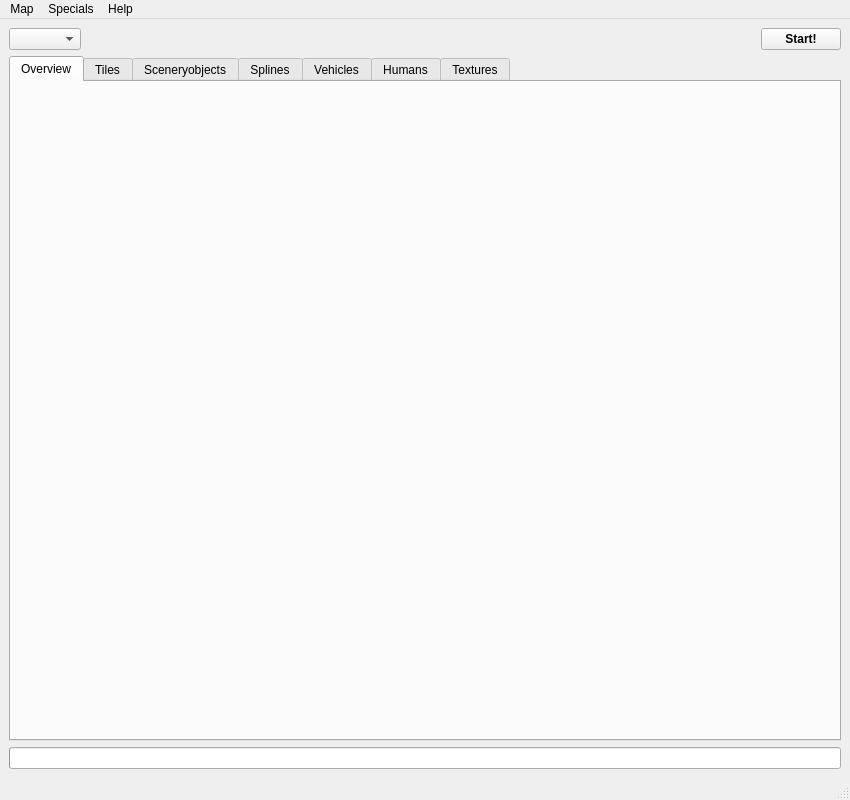
Qt form OTModules/wVerifyMap/wverifymap.ui (pietr26/OMSI-Tools) before a commit.
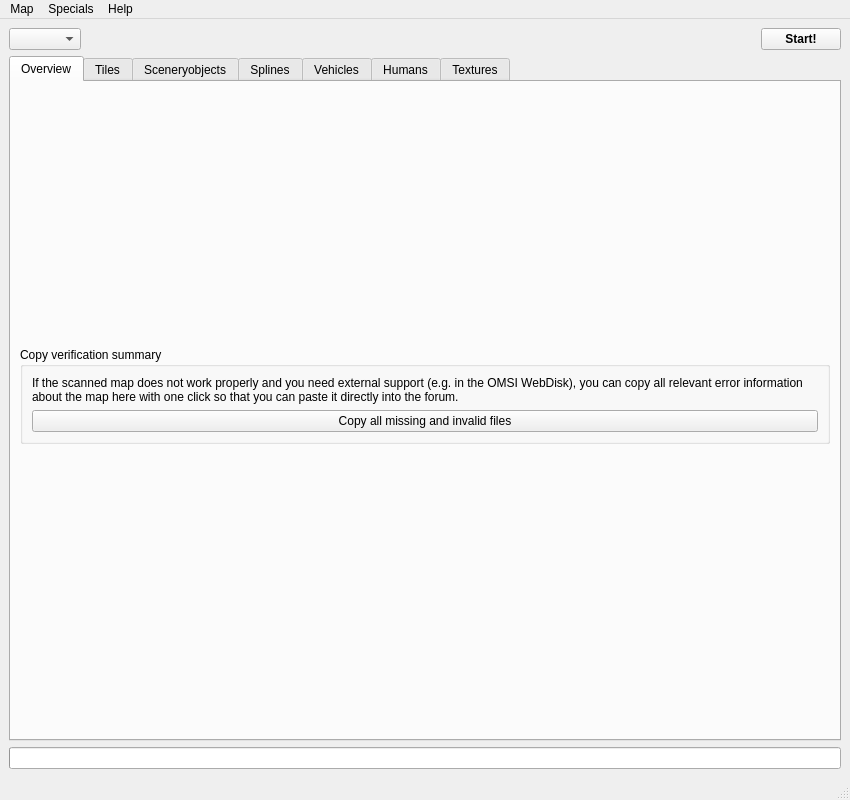
The same form after that commit. Icons and pictures are not drawn. Custom widgets are drawn as their Qt base class.

Commit message: copy and save verification summary

```diff
--- a/OTModules/wVerifyMap/wverifymap.ui
+++ b/OTModules/wVerifyMap/wverifymap.ui
@@ -228,6 +228,32 @@
           </property>
          </spacer>
         </item>
+        <item>
+         <widget class="QGroupBox" name="grbVerificationSummary">
+          <property name="title">
+           <string>Copy verification summary</string>
+          </property>
+          <layout class="QVBoxLayout" name="verticalLayout_8">
+           <item>
+            <widget class="QLabel" name="lVerificationSummary">
+             <property name="text">
+              <string>If the scanned map does not work properly and you need external support (e.g. in the OMSI WebDisk), you can copy all relevant error information about the map here with one click so that you can paste it directly into the forum.</string>
+             </property>
+             <property name="wordWrap">
+              <bool>true</bool>
+             </property>
+            </widget>
+           </item>
+           <item>
+            <widget class="QPushButton" name="btnCopyVerificationSummary">
+             <property name="text">
+              <string>Copy all missing and invalid files</string>
+             </property>
+            </widget>
+           </item>
+          </layout>
+         </widget>
+        </item>
         <item>
          <widget class="QLabel" name="lblPicture">
           <property name="sizePolicy">
```
Left out of the diff: 2 changed lines with no effect on the pictures. The commit also changes 4 other files.
